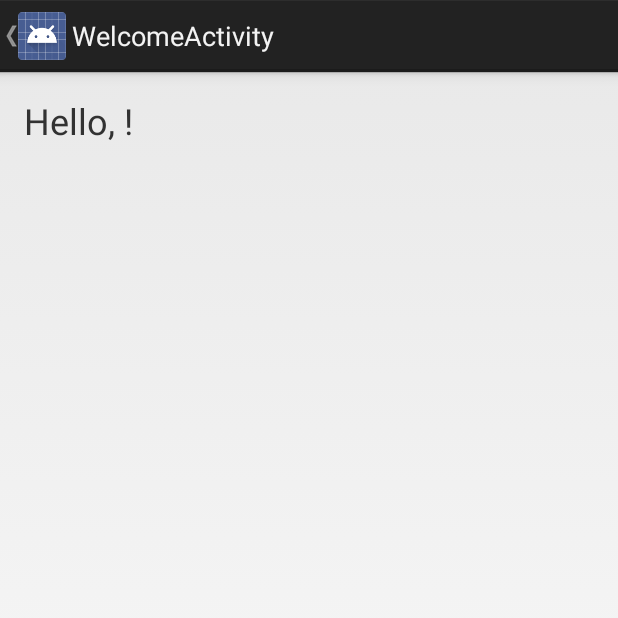
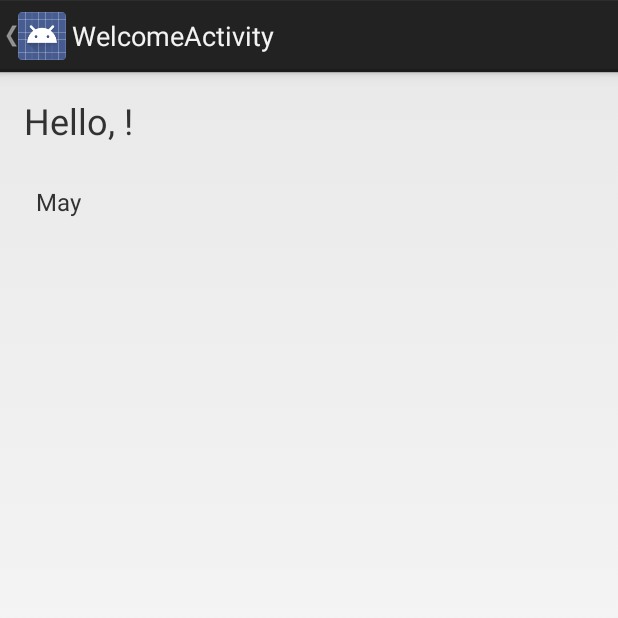
Before and after one commit to kousen/HelloWorldAS, an Android app: the screen it shows after launch (WelcomeActivity), after a tap on "Say Hello", on a phone screen of 412 x 824 dp, the top half of it. Run offline under Robolectric (Android 15) with nearby library versions, the phone set to English and light mode, and no system bars.

Commit message:
Added 2nd field to DB Added Random Month Class

```diff
--- a/app/src/main/java/com/nfjs/helloworldas/DatabaseAdapter.java
+++ b/app/src/main/java/com/nfjs/helloworldas/DatabaseAdapter.java
@@ -7,6 +7,7 @@ import android.database.sqlite.SQLiteDatabase;
 
 import java.util.ArrayList;
 import java.util.List;
+import java.util.Random;
 
 public class DatabaseAdapter {
     private DatabaseHelper dbHelper;
@@ -26,47 +27,53 @@ public class DatabaseAdapter {
     }
 
     private Cursor getAllEntries() {
-        String[] columns = new String[1];
+        String[] columns = new String[2];
         columns[0] = "name";
-        return database.query("names", columns, null, null, null, null, null);
+        columns[1] = "birthMonth";
+        return database.query("LIST_OF_USERS", columns, null, null, null, null, "birthMonth");
     }
 
-    public List<String> getAllNames() {
-        ArrayList<String> names = new ArrayList<>();
+    public ArrayList<User> getAllNames() {
+        ArrayList<User> users = new ArrayList<User>() {
+        };
         Cursor cursor = getAllEntries();
         if (cursor.moveToFirst()) {
             do {
-                names.add(cursor.getString(0));
+                users.add(new User(cursor.getString(0),cursor.getString(1)));
             } while (cursor.moveToNext());
         }
         cursor.close();
-        return names;
+        return users;
     }
 
     public boolean exists(String name) {
         Cursor cursor = database.rawQuery(
-                "select name from names where name=?",
+                "select name from LIST_OF_USERS where name=?",
                 new String[]{ name });
         boolean result = cursor.getCount() >= 1;
         cursor.close();
         return result;
     }
 
+    // random.nextInt(max - min + 1) + min
     public long insertName(String name) {
+        int myRandomInt = new Random().nextInt(12 );
         ContentValues values = new ContentValues();
         values.put("name", name);
-        return database.insert("names", null, values);
+        values.put("birthMonth", ReturnMonth.findMonth(myRandomInt));
+        //values.put("birthMonth", myRandomInt);
+        return database.insert("LIST_OF_USERS", null, values);
     }
 
     public int deleteName(String name) {
         String whereClause = "name = ?";
         String[] whereArgs = new String[1];
         whereArgs[0] = name;
-        return database.delete("names", whereClause, whereArgs);
+        return database.delete("LIST_OF_USERS", whereClause, whereArgs);
     }
 
     public int deleteAllNames() {
-        return database.delete("names", null, null);
+        return database.delete("LIST_OF_USERS", null, null);
     }
 
     public int updateName(String name) {
@@ -75,6 +82,6 @@ public class DatabaseAdapter {
         whereArgs[0] = name;
         ContentValues values = new ContentValues();
         values.put("name", name);
-        return database.update("names", values, whereClause, whereArgs);
+        return database.update("LIST_OF_USERS", values, whereClause, whereArgs);
     }
 }
--- a/app/src/main/java/com/nfjs/helloworldas/DatabaseHelper.java
+++ b/app/src/main/java/com/nfjs/helloworldas/DatabaseHelper.java
@@ -5,8 +5,8 @@ import android.database.sqlite.SQLiteDatabase;
 import android.database.sqlite.SQLiteOpenHelper;
 
 public class DatabaseHelper extends SQLiteOpenHelper {
-    private static final String DATABASE_NAME = "names.db";
-    private static final int VERSION = 1;
+    private static final String DATABASE_NAME = "LIST_OF_USERS.db";
+    private static final int VERSION = 3;
 
     public DatabaseHelper(Context context) {
         super(context, DATABASE_NAME, null, VERSION);
@@ -14,12 +14,12 @@ public class DatabaseHelper extends SQLiteOpenHelper {
 
     @Override
     public void onCreate(SQLiteDatabase db) {
-        db.execSQL("CREATE TABLE NAMES( _id INTEGER PRIMARY KEY AUTOINCREMENT, name TEXT);");
+        db.execSQL("CREATE TABLE LIST_OF_USERS( _id INTEGER PRIMARY KEY AUTOINCREMENT, name TEXT, birthMonth TEXT);");
     }
 
     @Override
     public void onUpgrade(SQLiteDatabase db, int oldVersion, int newVersion) {
-        db.execSQL("DROP TABLE IF EXISTS NAMES;");
+        db.execSQL("DROP TABLE IF EXISTS LIST_OF_USERS;");
         onCreate(db);
     }
 }
--- /dev/null
+++ b/app/src/main/java/com/nfjs/helloworldas/ReturnMonth.java
@@ -0,0 +1,44 @@
+package com.nfjs.helloworldas;
+
+import android.content.res.Resources;
+
+import java.util.List;
+
+/**
+ * Created by mm98800 on 1/6/18.
+ */
+
+public class ReturnMonth {
+    public static String findMonth(int monthNum){
+        String[] months = new String[]{
+                "January",
+                "February",
+                "March",
+                "April",
+                "May",
+                "June",
+                "July",
+                "August",
+                "September",
+                "October",
+                "November",
+                "December"};
+
+        return months[monthNum];
+    }
+
+    public enum Months{
+        January,
+        February,
+        March,
+        April,
+        May,
+        June,
+        July,
+        August,
+        September,
+        October,
+        November,
+        December
+    }
+}
--- /dev/null
+++ b/app/src/main/java/com/nfjs/helloworldas/User.java
@@ -0,0 +1,18 @@
+package com.nfjs.helloworldas;
+
+/**
+ * Created by mm98800 on 1/6/18.
+ */
+
+public class User {
+    //Variable
+    String userName;
+    String birthMonth;
+
+    //Constructors
+    public User () {}
+    public User (String un, String bm){
+        userName = un;
+        birthMonth = bm;
+    }
+}
--- /dev/null
+++ b/app/src/main/java/com/nfjs/helloworldas/UserAdapter.java
@@ -0,0 +1,72 @@
+package com.nfjs.helloworldas;
+
+import android.content.Context;
+import android.view.LayoutInflater;
+import android.view.View;
+import android.view.ViewGroup;
+import android.widget.BaseAdapter;
+import android.widget.TextView;
+
+import java.util.ArrayList;
+import java.util.List;
+
+/**
+ * Created by mm98800 on 1/6/18.
+ * Adapted from: https://www.raywenderlich.com/124438/android-listview-tutorial
+ */
+
+public class UserAdapter extends BaseAdapter {
+    private Context mContext;
+    private LayoutInflater mInflater;
+    private ArrayList<User> mDataSource;
+    private int us;
+
+    public UserAdapter(Context context, ArrayList<User> currentUsers) {
+        mContext = context;
+        mDataSource = currentUsers;
+        mInflater = (LayoutInflater) mContext.getSystemService(Context.LAYOUT_INFLATER_SERVICE);
+    }
+
+    //getCount() lets ListView know how many items to display, or in other words, it returns the size of your data source.
+    @Override
+    public int getCount() {
+        return mDataSource.size();
+    }
+
+    //getItem() returns an item to be placed in a given position from the data source, specifically, User objects obtained from mDataSource.
+    @Override
+    public Object getItem(int position) {
+        return mDataSource.get(position);
+    }
+
+    //This implements the getItemId() method that defines a unique ID for each row in the list. For simplicity, you just use the position of the item as its ID.
+    @Override
+    public long getItemId(int position) {
+        return position;
+    }
+
+    //Finally, getView() creates a view to be used as a row in the list. Here you define what information shows and where it sits within the ListView.
+    // You also inflate a custom view from the XML layout defined in res/layout/list_item_recipe.xml -- more on this in the next section.
+    @Override
+    public View getView(int position, View convertView, ViewGroup parent) {
+        // Get view for row item
+        View rowView = mInflater.inflate(R.layout.display_user, parent, false);
+
+        // Get UserName
+        TextView userNameTextView =
+                rowView.findViewById(R.id.userName);
+
+        // Get BirthMonth
+        TextView birthMonthTextView =
+                rowView.findViewById(R.id.birthMonth);
+
+        //Get info from current row
+        User currentUser = (User) getItem(position);
+
+        //Set each TextView's value
+        userNameTextView.setText(currentUser.userName);
+        birthMonthTextView.setText(currentUser.birthMonth);
+
+        return rowView;
+    }
+}
--- a/app/src/main/java/com/nfjs/helloworldas/WelcomeActivity.java
+++ b/app/src/main/java/com/nfjs/helloworldas/WelcomeActivity.java
@@ -6,6 +6,7 @@ import android.widget.ArrayAdapter;
 import android.widget.ListView;
 import android.widget.TextView;
 
+import java.util.ArrayList;
 import java.util.List;
 
 
@@ -33,16 +34,12 @@ public class WelcomeActivity extends Activity {
             adapter.insertName(name);
         }
 
-        List<String> names = adapter.getAllNames();
+        ArrayList<User> currentUsers = adapter.getAllNames();
         ListView listView = findViewById(R.id.list_view);
 
-        ArrayAdapter<String> arrayAdapter
-                = new ArrayAdapter<>(
-                    this,
-                    android.R.layout.simple_list_item_1,
-                    names);
+        UserAdapter userAdapter = new UserAdapter(this, currentUsers);
 
-        listView.setAdapter(arrayAdapter);
+        listView.setAdapter(userAdapter);
     }
 
     @Override
--- /dev/null
+++ b/app/src/main/res/layout/display_user.xml
@@ -0,0 +1,29 @@
+<?xml version="1.0" encoding="utf-8"?>
+<RelativeLayout xmlns:android="http://schemas.android.com/apk/res/android"
+    xmlns:tools="http://schemas.android.com/tools"
+    android:layout_width="match_parent"
+    android:layout_height="match_parent">
+
+    <TextView
+        android:id="@+id/userName"
+        android:layout_width="wrap_content"
+        android:layout_height="wrap_content"
+        android:layout_marginLeft="8dp"
+        android:layout_marginRight="8dp"
+        android:textSize="18sp"
+        />
+
+    <TextView
+        android:id="@+id/birthMonth"
+        android:layout_width="wrap_content"
+        android:layout_height="wrap_content"
+        android:layout_below="@+id/userName"
+        android:layout_marginLeft="8dp"
+        android:layout_marginRight="8dp"
+        android:layout_marginTop="2dp"
+        android:ellipsize="end"
+        android:maxLines="3"
+        android:textSize="16sp"
+        />
+
+</RelativeLayout>
```
